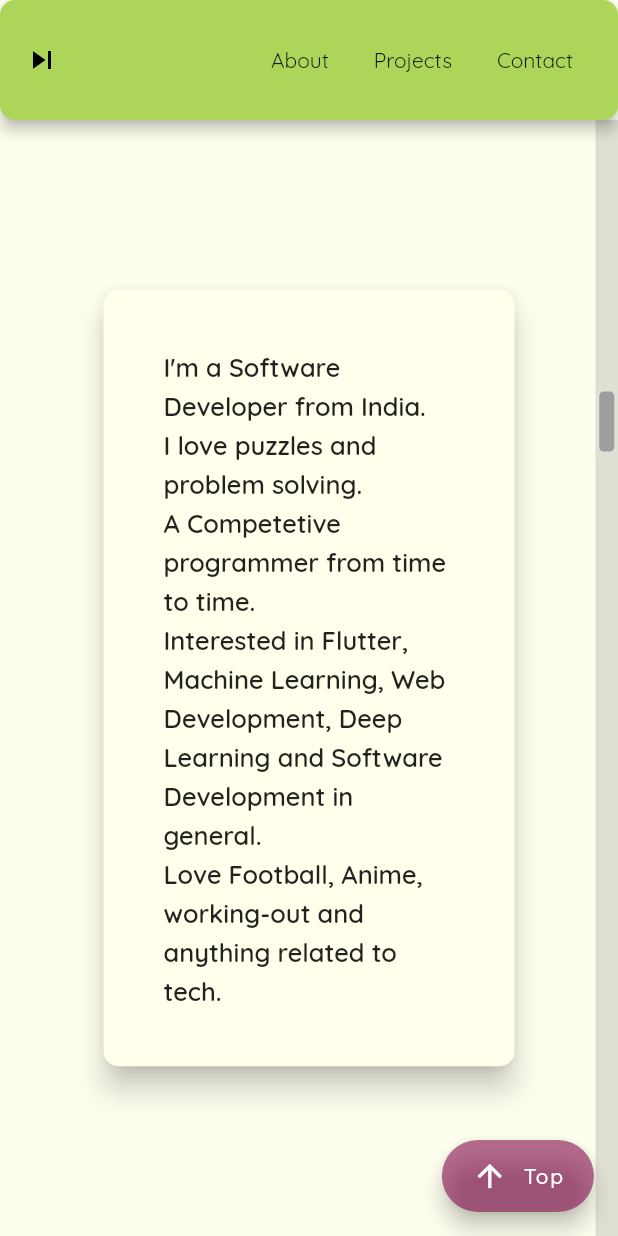
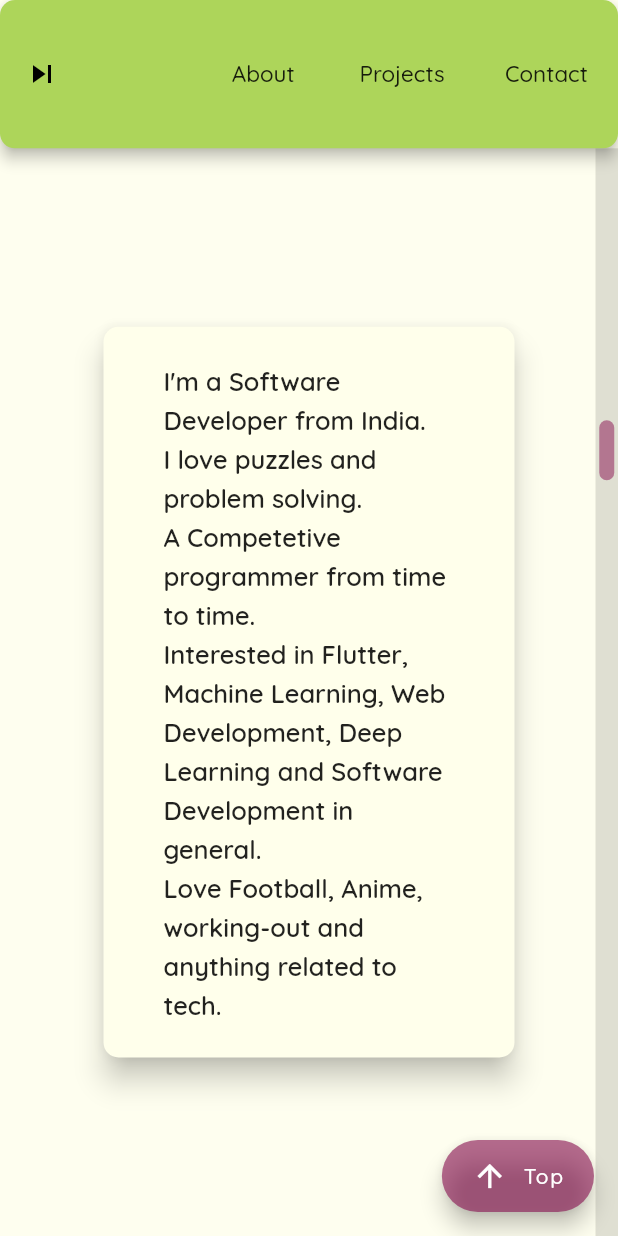
Before and after one commit to shaw8wit/portfolio, a Flutter app: the screen it shows after launch, after a tap on "About", on a phone screen of 412 x 824 dp. Run offline on Flutter 3.47's test engine with Material 2 defaults, Android fonts, the light colour scheme and no system bars; our stand-ins replace splashscreen; network calls fail.

Commit message:
final tweaks

```diff
--- a/lib/constants.dart
+++ b/lib/constants.dart
@@ -36,7 +36,5 @@ final List<Widget> contactList = [
 ];
 
 final TextStyle heading = TextStyle(fontWeight: FontWeight.w600, fontSize: 30);
-final TextStyle appbar = TextStyle(fontWeight: FontWeight.w400, fontSize: 14);
+final TextStyle appbar = TextStyle(fontWeight: FontWeight.w500, fontSize: 15);
 final TextStyle pTitle = TextStyle(fontWeight: FontWeight.w700, fontSize: 22);
-
-final double aHeight = 80;
--- a/lib/screens/contact.dart
+++ b/lib/screens/contact.dart
@@ -19,8 +19,8 @@ class Contact extends StatelessWidget {
                   Text("Reach out to Me @", style: k.heading),
                   Wrap(
                     alignment: WrapAlignment.spaceAround,
-                    runSpacing: 80,
-                    spacing: 100,
+                    runSpacing: 50,
+                    spacing: 80,
                     children: k.contactList,
                   ),
                 ],
--- a/lib/screens/home.dart
+++ b/lib/screens/home.dart
@@ -44,8 +44,7 @@ class _HomeState extends State<Home> {
               HeadOption(title: 'Projects', f: () => _scrollToIndex(2)),
               HeadOption(title: 'Contact', f: () => _scrollToIndex(3)),
             ],
-          toolbarHeight: k.aHeight,
-        ),
+            toolbarHeight: MediaQuery.of(context).size.height * 0.12),
         floatingActionButton: FloatingActionButton.extended(
           tooltip: "Go to Top",
           hoverColor: Theme.of(context).accentColor,
@@ -65,8 +64,7 @@ class _HomeState extends State<Home> {
               child: PageView(
                 onPageChanged: (a) {
                   setState(() {
-                    _offset =
-                        a * (MediaQuery.of(context).size.height - 100) / 4;
+                    _offset = a * MediaQuery.of(context).size.height * 0.88 / 4;
                   });
                 },
                 scrollDirection: Axis.vertical,
@@ -93,16 +91,24 @@ class _HomeState extends State<Home> {
                     margin:
                         EdgeInsets.only(left: 2.5, right: 2.5, top: _offset),
                     decoration: BoxDecoration(
-                      color: Colors.grey,
-                      borderRadius: BorderRadius.all(Radius.circular(3.0)),
+                      color: Theme.of(context).accentColor.withOpacity(0.5),
+                      borderRadius: BorderRadius.all(Radius.circular(10.0)),
                     ),
                   ),
                   onVerticalDragUpdate: (dragUpdate) {
-                    pageController.position.moveTo(
-                        min(0, dragUpdate.globalPosition.dy - 100) * 3.5);
+                    pageController.position.moveTo(min(
+                            0,
+                            dragUpdate.globalPosition.dy -
+                                MediaQuery.of(context).size.height * 0.12) *
+                        3.5);
                     setState(() {
                       if (dragUpdate.globalPosition.dy >= 0) {
-                        _offset = min(0, dragUpdate.globalPosition.dy - 100);
+                        _offset = min(
+                            0,
+                            dragUpdate.globalPosition.dy -
+                                1.2 *
+                                    MediaQuery.of(context).size.height *
+                                    0.12);
                       }
                     });
                   },
--- a/lib/screens/projects.dart
+++ b/lib/screens/projects.dart
@@ -16,7 +16,7 @@ class _ProjectsState extends State<Projects> {
   @override
   void initState() {
     super.initState();
-    pageController = PageController(viewportFraction: 0.8);
+    pageController = PageController(viewportFraction: 0.7);
     pageController.addListener(() {
       setState(() {
         pageOffset = pageController.page;
@@ -32,7 +32,15 @@ class _ProjectsState extends State<Projects> {
 
   @override
   Widget build(BuildContext context) {
-    return Layout(
+    var m = MediaQuery.of(context).size;
+    return Container(
+      margin: EdgeInsets.symmetric(
+        vertical: m.aspectRatio < 0.8 ? 40 / m.aspectRatio : 0,
+        horizontal: 0,
+      ),
+      padding: const EdgeInsets.symmetric(vertical: 35, horizontal: 5),
+      alignment: Alignment.topCenter,
+      height: MediaQuery.of(context).size.height * 0.88 - 200,
       child: Consumer<Github>(
         builder: (context, git, _) {
           return PageView(
@@ -48,7 +56,3 @@ class _ProjectsState extends State<Projects> {
     );
   }
 }
-// ListView.builder(
-//             itemCount: git.l.length,
-//             itemBuilder: (context, i) => Item(git.l[i]),
-//           )
--- a/lib/widgets/footer.dart
+++ b/lib/widgets/footer.dart
@@ -9,8 +9,9 @@ class Footer extends StatelessWidget {
       color: Color(0xff270b7f),
       child: Center(
         child: Text(
-          "Copyright © Shouvit Pradhan",
-          style: TextStyle(fontWeight: FontWeight.w500, color: Colors.white),
+          "Made with 💚 using Flutter © Shouvit Pradhan",
+          style: TextStyle(
+              fontWeight: FontWeight.w500, color: Colors.white, fontSize: 14),
         ),
       ),
     );
--- a/lib/widgets/headOption.dart
+++ b/lib/widgets/headOption.dart
@@ -9,12 +9,13 @@ class HeadOption extends StatelessWidget {
 
   @override
   Widget build(BuildContext context) {
-    return GestureDetector(
+    return FlatButton(
+      onPressed: f,
       child: Padding(
-        padding: const EdgeInsets.only(right: 30),
+        padding: EdgeInsets.symmetric(
+            vertical: 0, horizontal: 0.01 * MediaQuery.of(context).size.width),
         child: Center(child: Text(title, style: k.appbar)),
       ),
-      onTap: f,
     );
   }
 }
--- a/lib/widgets/layout.dart
+++ b/lib/widgets/layout.dart
@@ -11,12 +11,12 @@ class Layout extends StatelessWidget {
     var m = MediaQuery.of(context).size;
     return Container(
       margin: EdgeInsets.symmetric(
-        vertical: m.aspectRatio < 0.8 ? m.height * 0.09 : 0,
+        vertical: m.aspectRatio < 0.8 ? 40 / m.aspectRatio : 0,
         horizontal: 0,
       ),
       padding: const EdgeInsets.symmetric(vertical: 35, horizontal: 65),
       alignment: Alignment.topCenter,
-      height: MediaQuery.of(context).size.height - k.aHeight - 200,
+      height: MediaQuery.of(context).size.height * 0.88 - 200,
       child: ConstrainedBox(
         constraints: BoxConstraints(maxWidth: 1050),
         child: child,
```
Also changed, not shown: lib/widgets/item.dart (+15 -7 lines). Lines whose indentation alone changed are shown as unchanged.
